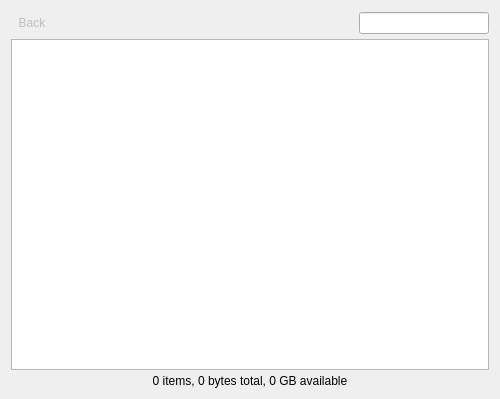
Old version of the form qw_client/gui/WidgetFileBrowser.ui in the repository pcjpnet/qwired-suite.
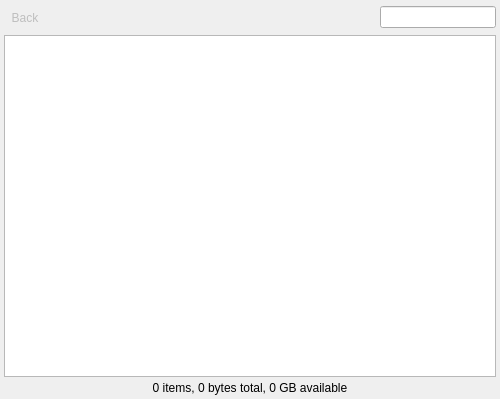
New version of the form. Icons and pictures are not drawn.

Commit message: Possible fix for Windows tray icon

```diff
--- a/qw_client/gui/WidgetFileBrowser.ui
+++ b/qw_client/gui/WidgetFileBrowser.ui
@@ -20,22 +20,19 @@
    <property name="spacing" >
     <number>4</number>
    </property>
+   <property name="margin" >
+    <number>4</number>
+   </property>
    <item>
     <layout class="QHBoxLayout" >
      <property name="spacing" >
-      <number>1</number>
+      <number>2</number>
      </property>
      <item>
       <widget class="QToolButton" name="fBtnBack" >
        <property name="enabled" >
         <bool>false</bool>
        </property>
-       <property name="minimumSize" >
-        <size>
-         <width>24</width>
-         <height>24</height>
-        </size>
-       </property>
        <property name="toolTip" >
         <string>Back</string>
        </property>
@@ -48,8 +45,8 @@
        </property>
        <property name="iconSize" >
         <size>
-         <width>16</width>
-         <height>16</height>
+         <width>20</width>
+         <height>20</height>
         </size>
        </property>
        <property name="shortcut" >
@@ -81,12 +78,6 @@
        <property name="enabled" >
         <bool>false</bool>
        </property>
-       <property name="minimumSize" >
-        <size>
-         <width>24</width>
-         <height>24</height>
-        </size>
-       </property>
        <property name="toolTip" >
         <string>Download File...</string>
        </property>
@@ -96,8 +87,8 @@
        </property>
        <property name="iconSize" >
         <size>
-         <width>16</width>
-         <height>16</height>
+         <width>20</width>
+         <height>20</height>
         </size>
        </property>
        <property name="autoRaise" >
@@ -110,12 +101,6 @@
        <property name="enabled" >
         <bool>false</bool>
        </property>
-       <property name="minimumSize" >
-        <size>
-         <width>24</width>
-         <height>24</height>
-        </size>
-       </property>
        <property name="toolTip" >
         <string>Upload File...</string>
        </property>
@@ -125,8 +110,8 @@
        </property>
        <property name="iconSize" >
         <size>
-         <width>16</width>
-         <height>16</height>
+         <width>20</width>
+         <height>20</height>
         </size>
        </property>
        <property name="autoRaise" >
@@ -134,17 +119,27 @@
        </property>
       </widget>
      </item>
+     <item>
+      <spacer name="spacer" >
+       <property name="orientation" >
+        <enum>Qt::Horizontal</enum>
+       </property>
+       <property name="sizeType" >
+        <enum>QSizePolicy::Fixed</enum>
+       </property>
+       <property name="sizeHint" stdset="0" >
+        <size>
+         <width>12</width>
+         <height>20</height>
+        </size>
+       </property>
+      </spacer>
+     </item>
      <item>
       <widget class="QToolButton" name="fBtnInfo" >
        <property name="enabled" >
         <bool>false</bool>
        </property>
-       <property name="minimumSize" >
-        <size>
-         <width>24</width>
-         <height>24</height>
-        </size>
-       </property>
        <property name="toolTip" >
         <string>Get Info</string>
        </property>
@@ -157,8 +152,8 @@
        </property>
        <property name="iconSize" >
         <size>
-         <width>16</width>
-         <height>16</height>
+         <width>20</width>
+         <height>20</height>
         </size>
        </property>
        <property name="autoRaise" >
@@ -171,12 +166,6 @@
        <property name="enabled" >
         <bool>false</bool>
        </property>
-       <property name="minimumSize" >
-        <size>
-         <width>24</width>
-         <height>24</height>
-        </size>
-       </property>
        <property name="toolTip" >
         <string>New Folder...</string>
        </property>
@@ -186,8 +175,8 @@
        </property>
        <property name="iconSize" >
         <size>
-         <width>16</width>
-         <height>16</height>
+         <width>20</width>
+         <height>20</height>
         </size>
        </property>
        <property name="autoRaise" >
@@ -200,12 +189,6 @@
        <property name="enabled" >
         <bool>false</bool>
        </property>
-       <property name="minimumSize" >
-        <size>
-         <width>24</width>
-         <height>24</height>
-        </size>
-       </property>
        <property name="toolTip" >
         <string>Refresh</string>
        </property>
@@ -218,8 +201,8 @@
        </property>
        <property name="iconSize" >
         <size>
-         <width>16</width>
-         <height>16</height>
+         <width>20</width>
+         <height>20</height>
         </size>
        </property>
        <property name="shortcut" >
@@ -251,12 +234,6 @@
        <property name="enabled" >
         <bool>false</bool>
        </property>
-       <property name="minimumSize" >
-        <size>
-         <width>24</width>
-         <height>24</height>
-        </size>
-       </property>
        <property name="toolTip" >
         <string>Delete...</string>
        </property>
@@ -269,8 +246,8 @@
        </property>
        <property name="iconSize" >
         <size>
-         <width>16</width>
-         <height>16</height>
+         <width>20</width>
+         <height>20</height>
         </size>
        </property>
        <property name="autoRaise" >
```
The commit also changes 5 other files.
